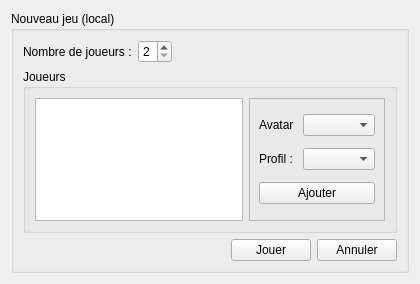
paboccard/Projet_Prog_Jeu, file StreetCar/StreetCar/NewLocalGame.ui: the form before one commit.
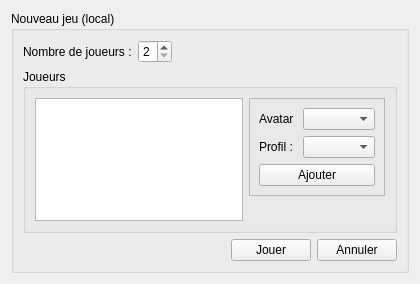
The form after the commit.

What changed in the file:
```diff
--- a/StreetCar/StreetCar/NewLocalGame.ui
+++ b/StreetCar/StreetCar/NewLocalGame.ui
@@ -64,6 +64,8 @@
           <widget class="QListView" name="listPlayer"/>
          </item>
          <item>
+          <layout class="QVBoxLayout" name="verticalLayout_4">
+           <item>
           <widget class="QFrame" name="frame">
            <property name="frameShape">
             <enum>QFrame::StyledPanel</enum>
@@ -109,6 +111,21 @@
             </item>
            </layout>
           </widget>
+           </item>
+           <item>
+            <spacer name="verticalSpacer">
+             <property name="orientation">
+              <enum>Qt::Vertical</enum>
+             </property>
+             <property name="sizeHint" stdset="0">
+              <size>
+               <width>20</width>
+               <height>40</height>
+              </size>
+             </property>
+            </spacer>
+           </item>
+          </layout>
          </item>
         </layout>
        </widget>
```
Lines whose indentation alone changed are shown as unchanged.
